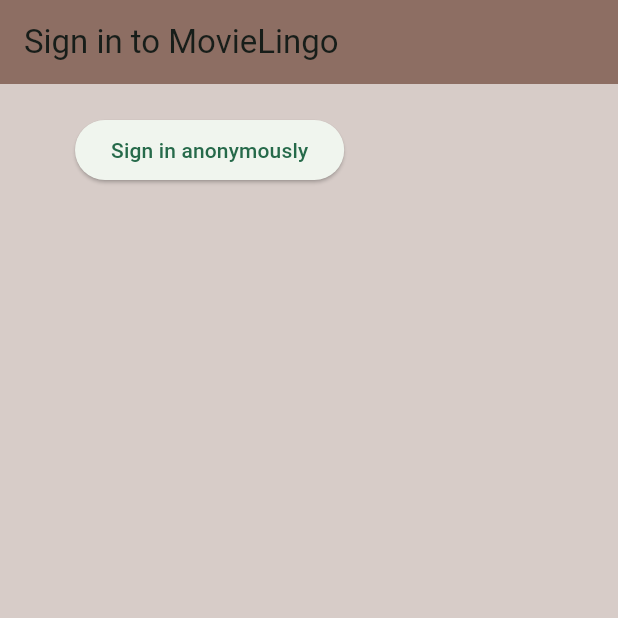
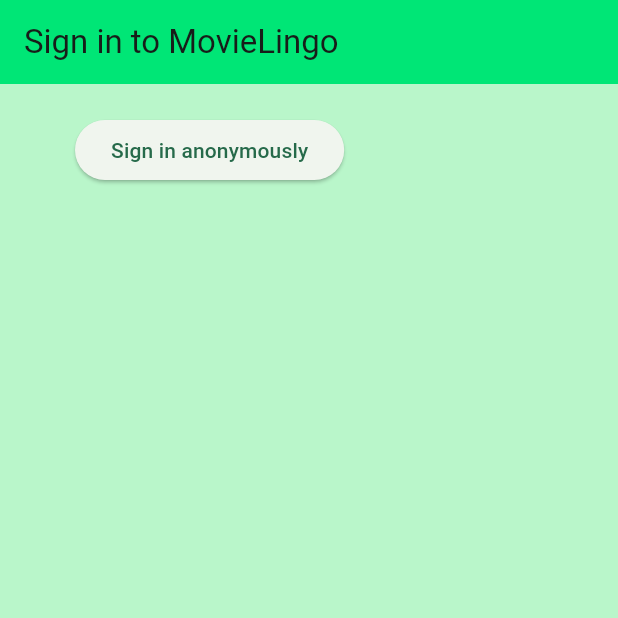
Before and after one commit to Movielingo/movielingo_app, a Flutter app: the screen it shows after launch, on a phone screen of 412 x 824 dp, the top half of it. Run offline on Flutter 3.47's test engine with Material 2 defaults, Android fonts, the phone set to English and light mode, and no system bars; our stand-ins replace cloud_firestore, firebase_auth, firebase_core; accounts and stored records are empty.

Commit message:
feat(sign_in): change backgroundColor

```diff
--- a/lib/screens/authenticate/sign_in.dart
+++ b/lib/screens/authenticate/sign_in.dart
@@ -14,9 +14,9 @@ class _SignInState extends State<SignIn> {
   @override
   Widget build(BuildContext context) {
     return Scaffold(
-      backgroundColor: Colors.brown[100],
+      backgroundColor: Colors.greenAccent[100],
       appBar: AppBar(
-        backgroundColor: Colors.brown[400],
+        backgroundColor: Colors.greenAccent[400],
         elevation: 0.0,
         title: const Text('Sign in to MovieLingo'),
       ),
```
